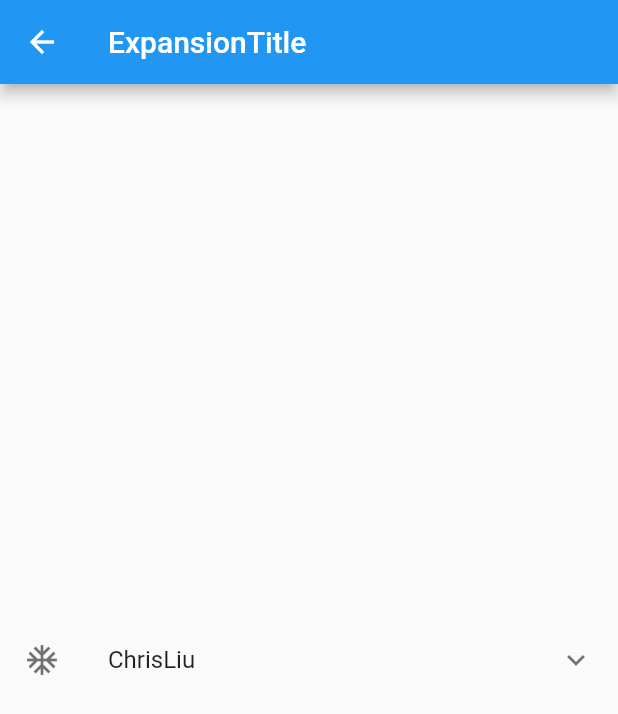
After one commit to liucrystal24/flutterTest, a Flutter app: the screen it shows after launch, after a tap on "4. ExpansionTile", on a phone screen of 412 x 824 dp. The commit adds this screen. Shown: the top 714 px of the screen. Run offline on Flutter 3.47's test engine with Material 2 defaults, Android fonts, the phone set to English and light mode, and no system bars.

Commit message:
expansion add

```diff
--- /dev/null
+++ b/demo1/lib/CexpansionTile.dart
@@ -0,0 +1,29 @@
+import 'package:flutter/material.dart';
+
+class ExpansionTiledemo extends StatefulWidget {
+  @override
+  _ExpansionTiledemoState createState() => _ExpansionTiledemoState();
+}
+
+class _ExpansionTiledemoState extends State < ExpansionTiledemo > {
+  @override
+  Widget build(BuildContext context) {
+    return Scaffold(
+      appBar: AppBar(title: Text('ExpansionTitle')),
+      body: Center(
+        child: ExpansionTile(
+          backgroundColor: Colors.white10,
+          title: Text('ChrisLiu'),
+          leading: Icon(Icons.ac_unit),
+          children: < Widget > [
+            ListTile(
+              title: Text('age: 25'),
+              subtitle: Text('Company: SCC'),
+            )
+          ],
+          initiallyExpanded: false,
+        ),
+      ),
+    );
+  }
+}
--- a/demo1/lib/Csearch.dart
+++ b/demo1/lib/Csearch.dart
@@ -1,15 +1,6 @@
 import 'package:demo1/searchdata.dart';
 import 'package:flutter/material.dart';
 import 'package:flutter/rendering.dart';
-class Search extends StatelessWidget {
-  @override
-  Widget build(BuildContext context) {
-    return MaterialApp(
-      title: 'search',
-      home: SearchBar()
-    );
-  }
-}
 
 class SearchBar extends StatefulWidget {
   @override
--- a/demo1/lib/Cwrap.dart
+++ b/demo1/lib/Cwrap.dart
@@ -11,7 +11,7 @@ class _WrapPicState extends State<WrapPic> {
   @override
   void initState() {
     super.initState();
-    list..add(addbutton());
+    list.add(addbutton());
   }
 
   @override
--- a/demo1/lib/main.dart
+++ b/demo1/lib/main.dart
@@ -2,9 +2,12 @@ import 'package:flutter/material.dart';
 import 'Cpage.dart';
 import 'Csearch.dart';
 import 'Cwrap.dart';
+import 'CexpansionTile.dart';
+import 'CexpansionPanelList.dart';
 
 void main()=>runApp(MaterialApp(
   title: 'pageAlive',
+  theme: ThemeData.light(),
   home: TestHome(),
 ));
 
@@ -29,7 +32,7 @@ class TestHome extends StatelessWidget {
             title: new Text('2. SearchBar'),
             onTap: (){
               Navigator.push(context, MaterialPageRoute(
-                builder: (context)=> new Search() //跳转到第二屏
+                builder: (context)=> new SearchBar() //跳转到第二屏
               ));
             },
           ),
@@ -42,6 +45,24 @@ class TestHome extends StatelessWidget {
               ));
             },
           ),
+          ListTile(
+            // leading: new Icon(Icons.perm_camera_mic),
+            title: new Text('4. ExpansionTile'),
+            onTap: (){
+              Navigator.push(context, MaterialPageRoute(
+                builder: (context)=> new ExpansionTiledemo() //跳转到第二屏
+              ));
+            },
+          ),
+          ListTile(
+            // leading: new Icon(Icons.perm_camera_mic),
+            title: new Text('5. ExpansionPanellist'),
+            onTap: (){
+              Navigator.push(context, MaterialPageRoute(
+                builder: (context)=> new ExpansionPanelListdemo() //跳转到第二屏
+              ));
+            },
+          ),
         ],
       )
     );
```
Also changed, not shown: demo1/lib/CexpansionPanelList.dart (added, +18 -0 lines).
